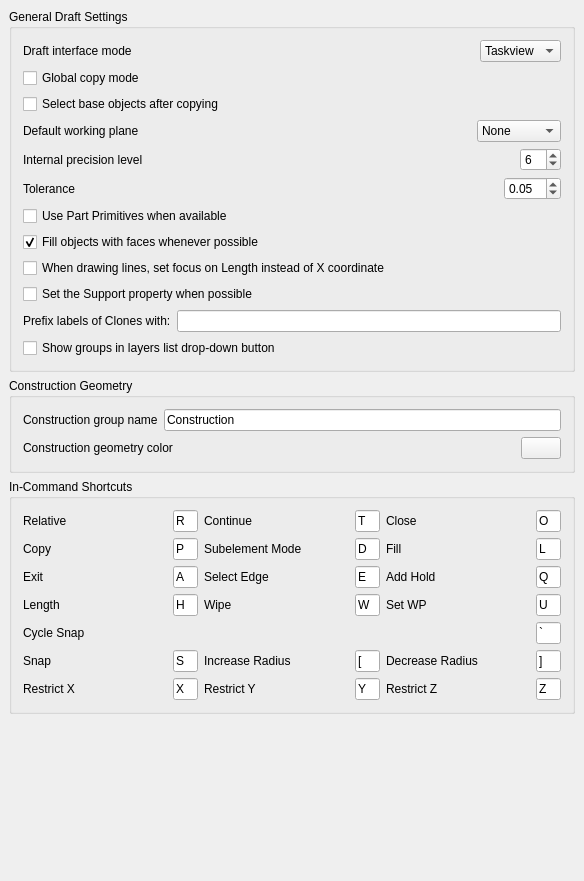
Above: src/Mod/Draft/Resources/ui/preferences-draft.ui from berndhahnebach/All_FreeCAD before the change. Below: the same form after it.
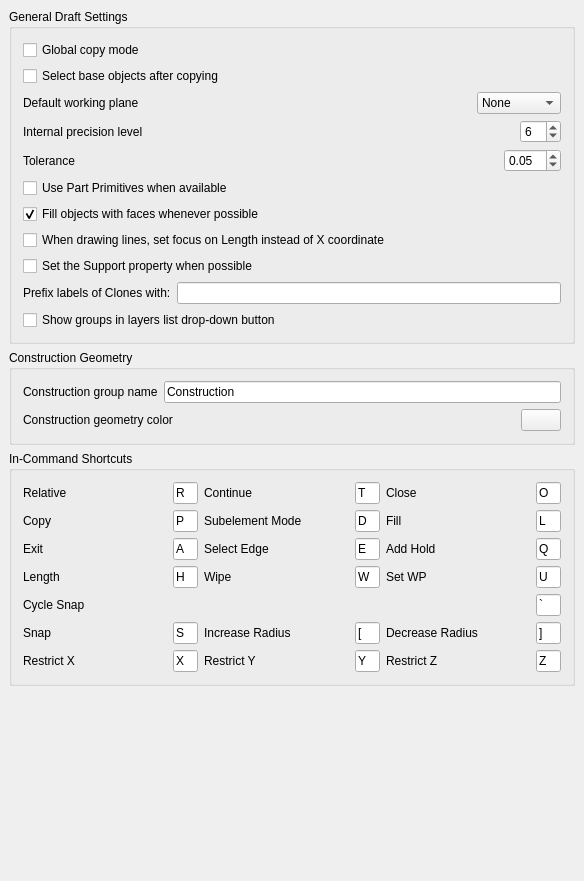
That is the form after the change. Custom widgets are drawn as their Qt base class.

Commit message: [Draft] Toolbar, remove option from preferences

Diff of the .ui file:
```diff
--- a/src/Mod/Draft/Resources/ui/preferences-draft.ui
+++ b/src/Mod/Draft/Resources/ui/preferences-draft.ui
@@ -41,72 +41,6 @@
       <string>General Draft Settings</string>
      </property>
      <layout class="QVBoxLayout" name="verticalLayout_2">
-      <item>
-       <layout class="QHBoxLayout" name="horizontalLayout">
-        <item>
-         <widget class="QLabel" name="label_19">
-          <property name="toolTip">
-           <string>The &quot;taskview&quot; mode will use the task panel system for user interaction.
-
-The &quot;toolbar&quot; mode is obsolete, and is disabled. It always uses the &quot;taskview&quot; mode regardless of this setting.</string>
-          </property>
-          <property name="text">
-           <string>Draft interface mode</string>
-          </property>
-          <property name="alignment">
-           <set>Qt::AlignLeading|Qt::AlignLeft|Qt::AlignVCenter</set>
-          </property>
-         </widget>
-        </item>
-        <item>
-         <spacer name="horizontalSpacer_4">
-          <property name="orientation">
-           <enum>Qt::Horizontal</enum>
-          </property>
-          <property name="sizeHint" stdset="0">
-           <size>
-            <width>40</width>
-            <height>20</height>
-           </size>
-          </property>
-         </spacer>
-        </item>
-        <item>
-         <widget class="Gui::PrefComboBox" name="gui::prefcombobox_4">
-          <property name="toolTip">
-           <string>The &quot;taskview&quot; mode will use the task panel system for user interaction.
-
-The &quot;toolbar&quot; mode is obsolete, and is disabled. It always uses the &quot;taskview&quot; mode regardless of this setting.</string>
-          </property>
-          <property name="editable">
-           <bool>false</bool>
-          </property>
-          <property name="currentText">
-           <string>Taskview</string>
-          </property>
-          <property name="currentIndex">
-           <number>1</number>
-          </property>
-          <property name="prefEntry" stdset="0">
-           <cstring>UiMode</cstring>
-          </property>
-          <property name="prefPath" stdset="0">
-           <cstring>Mod/Draft</cstring>
-          </property>
-          <item>
-           <property name="text">
-            <string>Toolbar</string>
-           </property>
-          </item>
-          <item>
-           <property name="text">
-            <string>Taskview</string>
-           </property>
-          </item>
-         </widget>
-        </item>
-       </layout>
-      </item>
       <item>
        <widget class="Gui::PrefCheckBox" name="gui::prefcheckbox_5">
         <property name="toolTip">
```
The commit also changes 1 other file.
